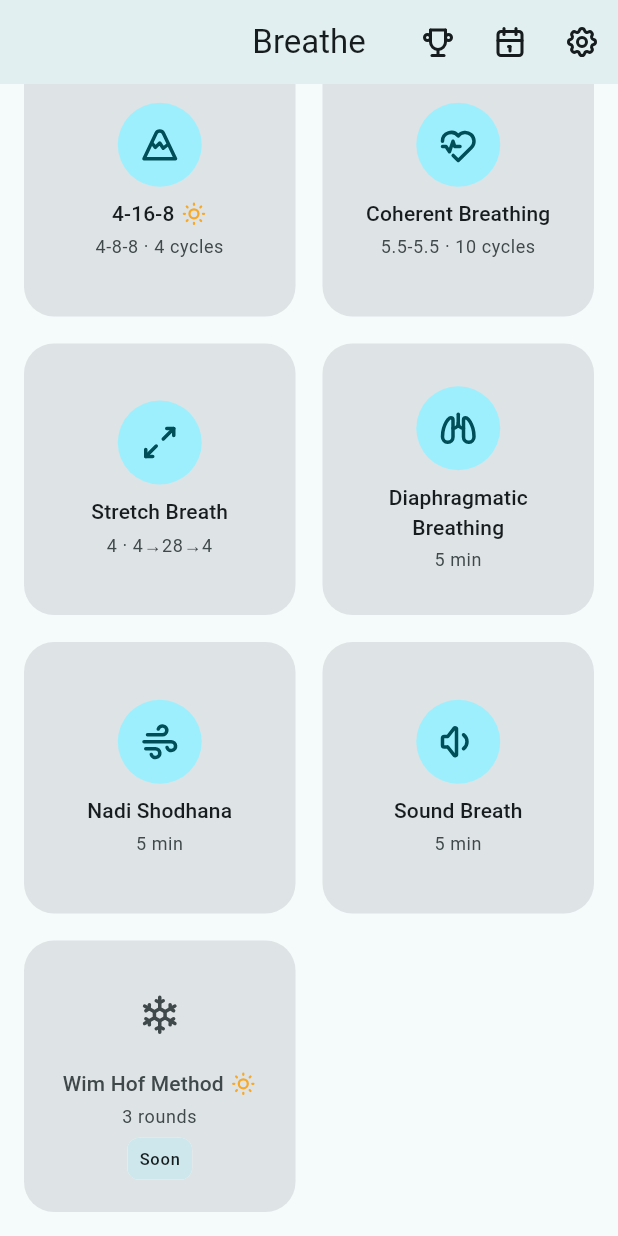
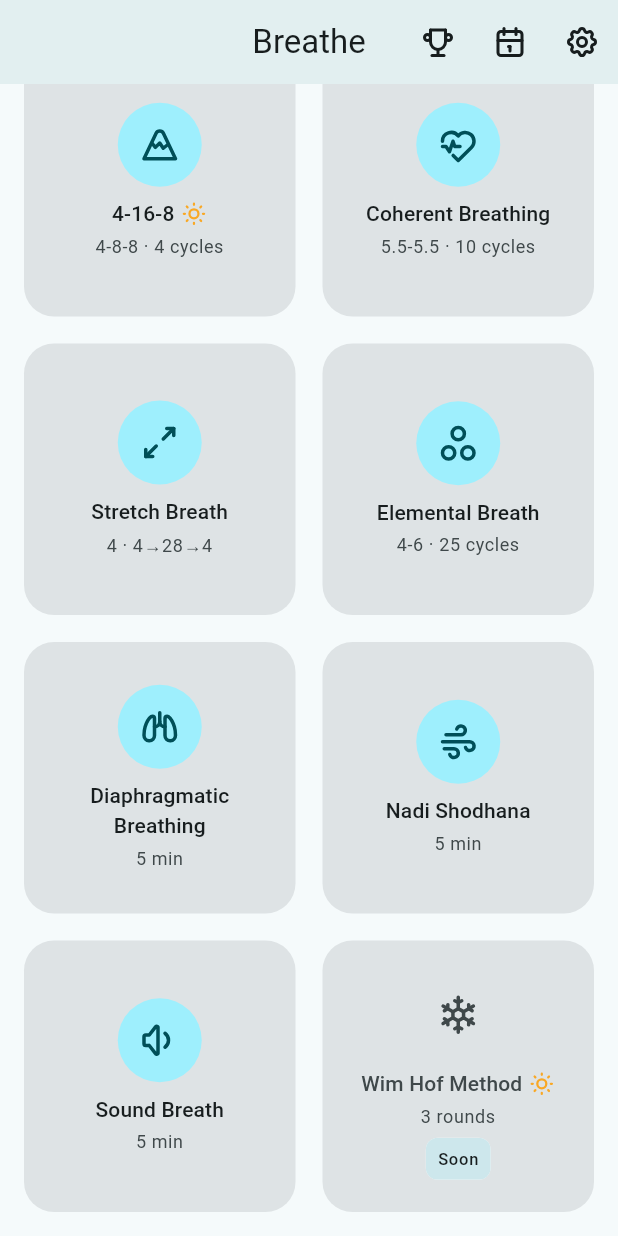
Before and after one commit to gggssaggg-beep/breathin, a Flutter app: the screen it shows after launch, scrolled down 639 dp, on a phone screen of 412 x 824 dp. Run offline on Flutter 3.47's test engine with Material 3 defaults, Android fonts, the phone set to English and light mode, and no system bars; our stand-ins replace audio_service, just_audio, package_info_plus, path_drawing, shared_preferences, supabase_flutter and 3 more; missing offline and left inert: audio_session, dart:js_interop; accounts and stored records are empty; network calls fail; statements that could not run were skipped.

Commit message:
feat(techniques): дыхание по элементам — 5 стихий с маршрутом и цветом (№7)
Очистительная практика Суфийского движения (Инайят Хан): Земля, Вода,
Огонь, Воздух, Эфир — по 5 дыханий (вдох 4 / выдох 6), у каждого элемента
свой маршрут нос/рот; эфир — тихое дыхание без маршрута.

- домен: BreathRoute, BreathSegment, Technique.segments + segmentForCycle
  (сегмент по номеру цикла, префиксные суммы) — движок не менялся;
- каталог: elementalBreath (scripted, 25 циклов) после вытягивающего;
- экран сессии: метка элемента своим цветом, фигура в цвет стихии,
  подпись фазы с маршрутом («Вдох носом» / «Выдох ртом»), эфир — «тихое»;
- сабтайтл scripted: однородный скрипт → «4-6 · 25 циклов», стрелочная
  форма осталась вытягивающему;
- иконка «три круга» (Tabler circles; радиус выправлен до канонных 3.5 —
  проверено рендером контактного листа всех 33 глифов);
- тексты RU+EN (школа упомянута, без религиозного акцента — №9).

Реализация — sonnet-субагент по спецификации; проверка: analyze чисто,
полный тест-сан 200/200 (каталог 14 техник, сегменты, компиляция скрипта,
виджет-тест метки/маршрута).

Co-Authored-By: Claude Fable 5 <noreply@anthropic.com>

```diff
--- a/lib/domain/models/technique.dart
+++ b/lib/domain/models/technique.dart
@@ -47,6 +47,27 @@ enum TechniqueIcon {
   nostrils,
   hum,
   stretch,
+  elements,
+}
+
+/// Маршрут дыхания: через нос или через рот.
+enum BreathRoute { nose, mouth }
+
+/// Сегмент скриптовой техники с маршрутом дыхания (элемент стихии):
+/// объединяет несколько циклов под общей семантической меткой.
+/// [inhale]/[exhale] == null означает тихое дыхание без указания маршрута (эфир).
+class BreathSegment {
+  final String id;
+  final int cycles;
+  final BreathRoute? inhale;
+  final BreathRoute? exhale;
+
+  const BreathSegment({
+    required this.id,
+    required this.cycles,
+    this.inhale,
+    this.exhale,
+  });
 }
 
 /// Спецификация одной фазы техники: дефолт и допустимый диапазон настройки
@@ -153,6 +174,10 @@ class Technique {
   /// Задан только для [TechniqueType.scripted] (вытягивающее дыхание).
   final List<List<PhaseSpec>>? cycleScript;
 
+  /// Сегменты скриптовой техники с общей меткой (элементы): UI подсвечивает
+  /// метку, цвет и маршрут (например, «Дыхание по элементам»).
+  final List<BreathSegment>? segments;
+
   // --- wimHof ---
   final WimHofDefaults? wimHof;
 
@@ -183,6 +208,7 @@ class Technique {
     this.periodicCue,
     this.backgroundSoundOption = false,
     this.cycleScript,
+    this.segments,
     this.wimHof,
     this.stage2 = false,
     this.energizing = false,
@@ -196,4 +222,19 @@ class Technique {
   String get nameKey => 'tech_${id}_name';
   String get descriptionKey => 'tech_${id}_desc';
   String get benefitKey => 'tech_${id}_benefit';
+
+  /// Сегмент, соответствующий циклу [cycleIndex] (0-based).
+  /// Использует префиксные суммы [segments.cycles]. Возвращает null при
+  /// отрицательном индексе, отсутствии сегментов или выходе за их сумму.
+  BreathSegment? segmentForCycle(int cycleIndex) {
+    if (cycleIndex < 0) return null;
+    final segs = segments;
+    if (segs == null) return null;
+    var offset = 0;
+    for (final seg in segs) {
+      offset += seg.cycles;
+      if (cycleIndex < offset) return seg;
+    }
+    return null;
+  }
 }
--- a/lib/features/catalog/technique_icons.dart
+++ b/lib/features/catalog/technique_icons.dart
@@ -33,5 +33,7 @@ BreathinIconData iconDataFor(TechniqueIcon icon) {
       return BreathinIcons.volume2;
     case TechniqueIcon.stretch:
       return BreathinIcons.stretch;
+    case TechniqueIcon.elements:
+      return BreathinIcons.circles;
   }
 }
--- a/lib/features/catalog/technique_subtitle.dart
+++ b/lib/features/catalog/technique_subtitle.dart
@@ -24,9 +24,23 @@ String techniqueSubtitle(AppLocalizations l, Technique t) {
       return l.roundsShort(rounds);
 
     case TechniqueType.scripted:
-      // Вытягивающее: вдох фиксирован, выдох растёт и убывает — «4 · 4→28→4».
       final script = t.cycleScript;
       if (script == null || script.isEmpty) return '';
+      // Если все циклы имеют одинаковый паттерн длительностей (как у elemental:
+      // 4-6 везде) — показываем «паттерн · N cycles»; иначе стрелочная форма stretch.
+      final firstPattern = script.first.map((p) => p.defaultSec).toList();
+      final uniform = script.every((cycle) {
+        if (cycle.length != firstPattern.length) return false;
+        for (var i = 0; i < cycle.length; i++) {
+          if (cycle[i].defaultSec != firstPattern[i]) return false;
+        }
+        return true;
+      });
+      if (uniform) {
+        final pattern = firstPattern.map(_formatSec).join('-');
+        return '$pattern · ${l.cyclesShort(script.length)}';
+      }
+      // Вытягивающее: вдох фиксирован, выдох растёт и убывает — «4 · 4→28→4».
       final inhale = script.first
           .firstWhere((p) => p.kind == PhaseKind.inhale,
               orElse: () => script.first.first)
--- a/lib/features/session/session_runner.dart
+++ b/lib/features/session/session_runner.dart
@@ -344,5 +344,6 @@ class _SessionRunnerState extends State<SessionRunner>
         paused: _paused,
         onPauseResume: _togglePause,
         onStop: _stop,
+        segment: widget.technique.segmentForCycle(_state.cycleIndex),
       );
 }
--- a/lib/features/session_setup/session_setup_screen.dart
+++ b/lib/features/session_setup/session_setup_screen.dart
@@ -146,7 +146,10 @@ class _SessionSetupScreenState extends State<SessionSetupScreen> {
           if (isScripted) ...[
             _SectionHeader(title: l.stretchPatternTitle),
             const SizedBox(height: 8),
-            Text(l.stretchPatternDesc, style: theme.textTheme.bodyMedium),
+            Text(
+              _t.id == 'elemental' ? l.elementalPatternDesc : l.stretchPatternDesc,
+              style: theme.textTheme.bodyMedium,
+            ),
             const SizedBox(height: 16),
           ] else ...[
             // --- Режим окончания ---
@@ -552,6 +555,8 @@ class _SessionSetupScreenState extends State<SessionSetupScreen> {
         return l.tech_coherent_name;
       case 'stretch':
         return l.tech_stretch_name;
+      case 'elemental':
+        return l.tech_elemental_name;
       default:
         return t.id;
     }
--- a/lib/l10n/app_en.arb
+++ b/lib/l10n/app_en.arb
@@ -55,6 +55,10 @@
   "tech_stretch_desc": "A practice from the Sufi Movement (teachings of Hazrat Inayat Khan). The inhale stays the same length — 4 counts through the nose — while each exhale through the mouth gradually lengthens: 4, 6, 8 … up to 28 counts, then smoothly returns to 4. About 25 breaths in all.\n\nAt its heart is a philosophy of giving. The inhale is always the same, yet with each exhale we give back a little more than we took. The exhale is a movement of expansion and letting go: by giving more than you take, breath after breath, you cultivate generosity and ease — while also training the capacity and evenness of your breath. Keep the exhale steady from start to finish and never push into discomfort.",
   "tech_stretch_benefit": "Increases vital lung capacity, trains a long even exhale and breath control, and helps you calm down and gather your attention.",
 
+  "tech_elemental_name": "Elemental Breath",
+  "tech_elemental_desc": "A purifying practice from the Sufi Movement (teachings of Hazrat Inayat Khan). Five consecutive segments — Earth, Water, Fire, Air and Ether — five breaths each. Each element has its own route: Earth — in and out through the nose; Water — in through the nose, out through the mouth; Fire — in through the mouth, out through the nose; Air — in and out through the mouth; Ether — a silent, barely perceptible breath. Inhale for 4 counts, exhale for 6. The screen shows the current element, its colour and route. Traditionally practised standing, ideally in fresh air.",
+  "tech_elemental_benefit": "Cleanses and attunes the breath, guiding you through five qualities — stability, flow, energy, lightness and stillness — and gathers attention for the day ahead.",
+
   "safety_low": "Breathe at a comfortable pace. If you feel dizzy or uncomfortable, stop the exercise and breathe normally.",
   "safety_holds_generic": "This technique includes breath holds. Mild tingling in the limbs is normal; dizziness or tunnel vision is a signal to stop and breathe freely. Never practise this technique in water, while driving, or in any situation that requires focused attention.",
   "safety_intense": "IMPORTANT: never perform this technique in water, while driving, while standing, or while operating machinery — loss of consciousness is possible.\n\nContraindications: pregnancy, epilepsy, cardiovascular disease, high blood pressure, panic disorders, recent surgery, glaucoma. If any of these apply to you, consult a doctor before practising.\n\nStart with 3–4 cycles and increase gradually.",
@@ -109,11 +113,22 @@
   "channelVisual": "Visual mode",
   "stretchPatternTitle": "Breathing pattern",
   "stretchPatternDesc": "Inhale 4 through the nose, exhale through the mouth lengthening smoothly: 4 → 6 → … → 28 → … → 6 → 4. About 25 breaths. Keep the exhale even from start to finish.",
+  "elementalPatternDesc": "Five elements, five breaths each: Earth (nose→nose), Water (nose→mouth), Fire (mouth→nose), Air (mouth→mouth), Ether — a silent breath. Inhale 4, exhale 6. The screen shows the current element.",
   "prepLabel": "Preparation, s",
   "phaseInhale": "Inhale",
   "phaseHoldIn": "Hold",
   "phaseExhale": "Exhale",
   "phaseHoldOut": "Hold",
+  "segEarth": "Earth",
+  "segWater": "Water",
+  "segFire": "Fire",
+  "segAir": "Air",
+  "segEther": "Ether",
+  "segInhaleNose": "Inhale through the nose",
+  "segInhaleMouth": "Inhale through the mouth",
+  "segExhaleNose": "Exhale through the nose",
+  "segExhaleMouth": "Exhale through the mouth",
+  "segSilentBreath": "Silent, subtle breath",
   "secondsShort": "{n} s",
   "@secondsShort": {
     "placeholders": {
--- a/lib/l10n/technique_texts.dart
+++ b/lib/l10n/technique_texts.dart
@@ -33,6 +33,8 @@ extension TechniqueTexts on AppLocalizations {
         return tech_sound_breath_name;
       case 'stretch':
         return tech_stretch_name;
+      case 'elemental':
+        return tech_elemental_name;
       case 'wim_hof':
         return tech_wim_hof_name;
       default:
@@ -67,6 +69,8 @@ extension TechniqueTexts on AppLocalizations {
         return tech_sound_breath_desc;
       case 'stretch':
         return tech_stretch_desc;
+      case 'elemental':
+        return tech_elemental_desc;
       case 'wim_hof':
         return tech_wim_hof_desc;
       default:
@@ -101,6 +105,8 @@ extension TechniqueTexts on AppLocalizations {
         return tech_sound_breath_benefit;
       case 'stretch':
         return tech_stretch_benefit;
+      case 'elemental':
+        return tech_elemental_benefit;
       case 'wim_hof':
         return tech_wim_hof_benefit;
       default:
--- a/lib/ui/icons/breathin_icons.dart
+++ b/lib/ui/icons/breathin_icons.dart
@@ -234,12 +234,19 @@ abstract final class BreathinIcons {
     'M4 20l6 -6',
   ]);
 
+  /// Три круга — дыхание по элементам (Tabler circles).
+  static const circles = BreathinIconData([
+    'M12 6.5m-3.5 0a3.5 3.5 0 1 0 7 0a3.5 3.5 0 1 0 -7 0',
+    'M6.5 17.5m-3.5 0a3.5 3.5 0 1 0 7 0a3.5 3.5 0 1 0 -7 0',
+    'M17.5 17.5m-3.5 0a3.5 3.5 0 1 0 7 0a3.5 3.5 0 1 0 -7 0',
+  ]);
+
   /// Все иконки набора (для тестов парсинга).
   static const List<BreathinIconData> all = [
     square, triangle, moon, scale, waveSine, ripple, mountain, heartbeat,
     snowflake, lungs, wind, volume2, music, settings, chevronRight,
     arrowLeft, playerPlay, playerPause, playerStop, refresh,
     user, login, download, circleCheck, calendar, flame, chartBar,
-    trophy, copy, send, sun, stretch,
+    trophy, copy, send, sun, stretch, circles,
   ];
 }
```
Also changed, not shown: lib/domain/catalog/techniques.dart (+46 -0 lines), lib/features/session/segment_labels.dart (added, +58 -0 lines), lib/features/session/session_view.dart (+25 -6 lines), lib/l10n/app_ru.arb (+15 -0 lines), lib/l10n/generated/app_localizations.dart, lib/l10n/generated/app_localizations_en.dart, lib/l10n/generated/app_localizations_ru.dart, 3 other files.
